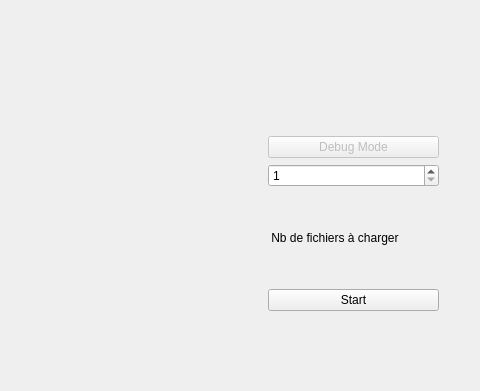
Before: the Qt Designer form stratego_lib/stratego-UI/mainwindow.ui in basileroutier/Stratego, drawn with Qt 5; both pictures show x 672 to 1152 and y 0 to 391 of the 1152 by 859 pixel window.
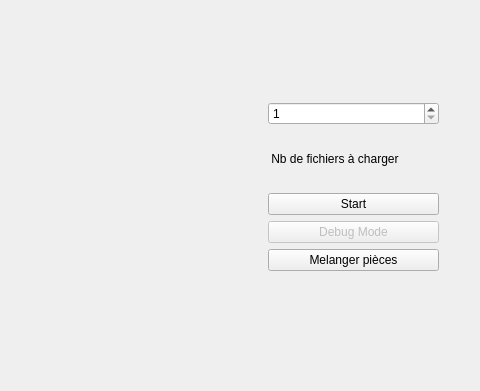
After: the same form once the commit is applied.

Commit message: Addition of Shuffle mode for current player. Label do not be input into controller/model but view, correction need to be applied

The edit to the form file:
```diff
--- a/stratego_lib/stratego-UI/mainwindow.ui
+++ b/stratego_lib/stratego-UI/mainwindow.ui
@@ -31,7 +31,7 @@
       <x>940</x>
       <y>40</y>
       <width>171</width>
-      <height>271</height>
+      <height>231</height>
      </rect>
     </property>
     <layout class="QVBoxLayout" name="verticalLayout_2">
@@ -42,16 +42,6 @@
        </property>
       </widget>
      </item>
-     <item>
-      <widget class="QPushButton" name="debugMode">
-       <property name="enabled">
-        <bool>false</bool>
-       </property>
-       <property name="text">
-        <string>Debug Mode</string>
-       </property>
-      </widget>
-     </item>
      <item>
       <widget class="QSpinBox" name="spinBox">
        <property name="minimum">
@@ -76,6 +66,23 @@
        </property>
       </widget>
      </item>
+     <item>
+      <widget class="QPushButton" name="debugMode">
+       <property name="enabled">
+        <bool>false</bool>
+       </property>
+       <property name="text">
+        <string>Debug Mode</string>
+       </property>
+      </widget>
+     </item>
+     <item>
+      <widget class="QPushButton" name="shufflePiece">
+       <property name="text">
+        <string>Melanger pièces</string>
+       </property>
+      </widget>
+     </item>
     </layout>
    </widget>
    <widget class="QWidget" name="verticalLayoutWidget_3">
```
The commit also changes 39 other files.
